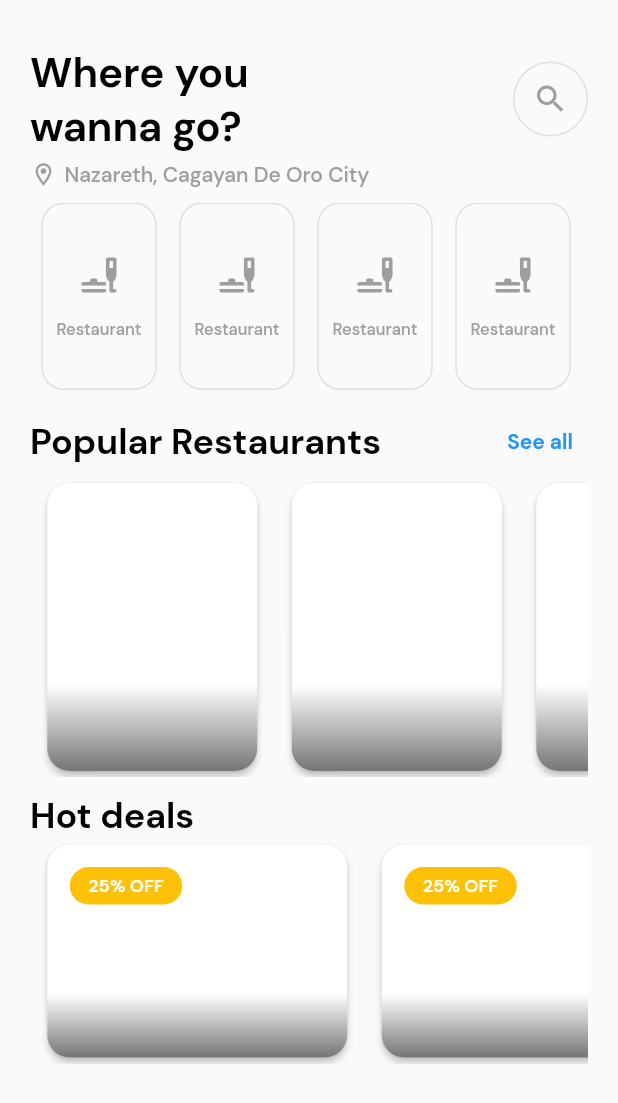
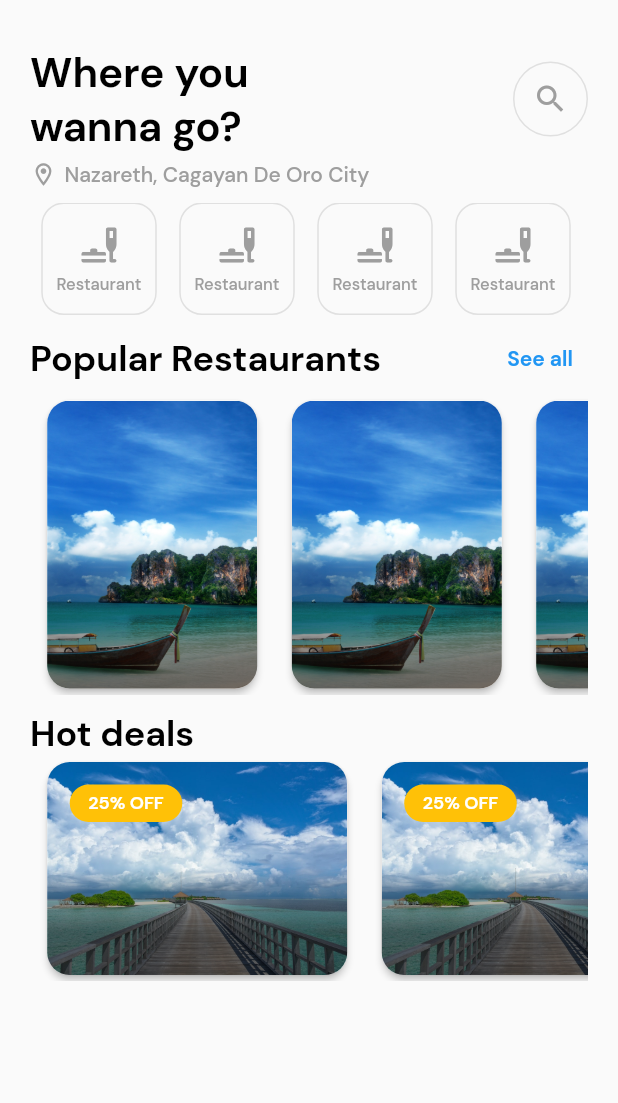
Before and after one commit to lansoyyy/hotel_booking_app, a Flutter app: the screen it shows after launch, on a phone screen of 412 x 824 dp. Shown: the top 1103 px of the screen. Run offline on Flutter 3.47's test engine with Material 2 defaults, Android fonts, the phone set to English and light mode, and no system bars.

```diff
--- a/lib/screens/home_screen.dart
+++ b/lib/screens/home_screen.dart
@@ -63,7 +63,7 @@ class HomeScreen extends StatelessWidget {
                 height: 10,
               ),
               SizedBox(
-                height: 125,
+                height: 75,
                 child: ListView.builder(
                   scrollDirection: Axis.horizontal,
                   itemBuilder: (context, index) {
@@ -86,7 +86,7 @@ class HomeScreen extends StatelessWidget {
                                   size: 28,
                                 ),
                                 const SizedBox(
-                                  height: 15,
+                                  height: 5,
                                 ),
                                 TextWidget(
                                   text: 'Restaurant',
@@ -102,7 +102,7 @@ class HomeScreen extends StatelessWidget {
                 ),
               ),
               const SizedBox(
-                height: 10,
+                height: 5,
               ),
               Row(
                 mainAxisAlignment: MainAxisAlignment.spaceBetween,
@@ -135,19 +135,35 @@ class HomeScreen extends StatelessWidget {
                         shape: RoundedRectangleBorder(
                           borderRadius: BorderRadius.circular(15),
                         ),
-                        child: Container(
+                        child: Stack(
+                          children: [
+                            Container(
+                              width: 140,
+                              decoration: BoxDecoration(
+                                borderRadius: BorderRadius.circular(15),
+                                image: const DecorationImage(
+                                    image: AssetImage(
+                                      'assets/images/sample.jpg',
+                                    ),
+                                    fit: BoxFit.cover),
+                              ),
+                            ),
+                            Container(
                               width: 140,
                               decoration: BoxDecoration(
                                 borderRadius: BorderRadius.circular(15),
                                 gradient: const LinearGradient(
                                     colors: [
                                       Colors.transparent,
+                                      Colors.black38,
                                       Colors.black54,
                                     ],
                                     begin: Alignment.topCenter,
                                     end: Alignment.bottomCenter,
-                                stops: [0.7, 1]),
+                                    stops: [0.5, 0.8, 1]),
                               ),
+                            ),
+                          ],
                         ),
                       ),
                     );
@@ -174,18 +190,17 @@ class HomeScreen extends StatelessWidget {
                         shape: RoundedRectangleBorder(
                           borderRadius: BorderRadius.circular(15),
                         ),
-                        child: Container(
+                        child: Stack(
+                          children: [
+                            Container(
                               width: 200,
                               decoration: BoxDecoration(
                                 borderRadius: BorderRadius.circular(15),
-                            gradient: const LinearGradient(
-                                colors: [
-                                  Colors.transparent,
-                                  Colors.black54,
-                                ],
-                                begin: Alignment.topCenter,
-                                end: Alignment.bottomCenter,
-                                stops: [0.7, 1]),
+                                image: const DecorationImage(
+                                    image: AssetImage(
+                                      'assets/images/sample2.jpg',
+                                    ),
+                                    fit: BoxFit.cover),
                               ),
                               child: Padding(
                                 padding: const EdgeInsets.all(15.0),
@@ -197,7 +212,8 @@ class HomeScreen extends StatelessWidget {
                                         height: 25,
                                         width: 75,
                                         decoration: BoxDecoration(
-                                      borderRadius: BorderRadius.circular(100),
+                                          borderRadius:
+                                              BorderRadius.circular(100),
                                           color: Colors.amber,
                                         ),
                                         child: Center(
@@ -214,6 +230,23 @@ class HomeScreen extends StatelessWidget {
                                 ),
                               ),
                             ),
+                            Container(
+                              width: 200,
+                              decoration: BoxDecoration(
+                                borderRadius: BorderRadius.circular(15),
+                                gradient: const LinearGradient(
+                                    colors: [
+                                      Colors.transparent,
+                                      Colors.black54,
+                                      Colors.black54,
+                                    ],
+                                    begin: Alignment.topCenter,
+                                    end: Alignment.bottomCenter,
+                                    stops: [0.5, 0.8, 1]),
+                              ),
+                            ),
+                          ],
+                        ),
                       ),
                     );
                   },
```
Lines whose indentation alone changed are shown as unchanged.
